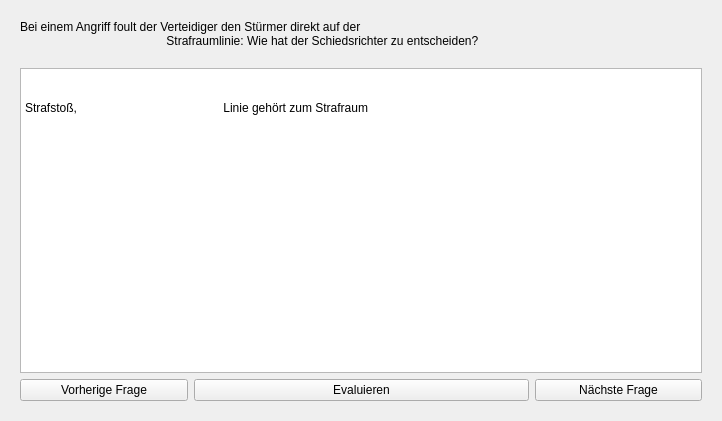
Above: res/self_test_widget.ui from jfeil/RegeltestCreator before the change. Below: the same form after it.
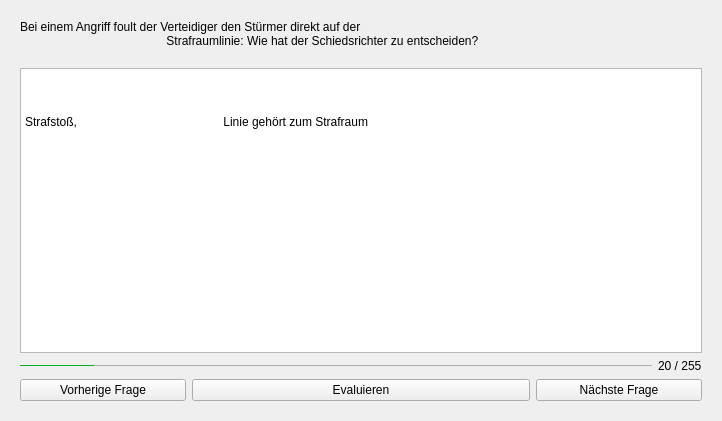
That is the form after the change. The open tabs and pages were chosen to show the change.

Commit message: Implemement progressbar, statistics tooltip and dockwidget lock

Patch:
```diff
--- a/res/self_test_widget.ui
+++ b/res/self_test_widget.ui
@@ -21,13 +21,127 @@
                     </property>
                     <widget class="QWidget" name="test_page">
                         <layout class="QGridLayout" name="gridLayout">
-                            <item row="2" column="3">
+                            <item row="4" column="3">
                                 <widget class="QPushButton" name="next_button">
                                     <property name="text">
                                         <string>Nächste Frage</string>
                                     </property>
                                 </widget>
                             </item>
+                            <item row="4" column="1" colspan="2">
+                                <widget class="QPushButton" name="switch_eval_button">
+                                    <property name="text">
+                                        <string>Evaluieren</string>
+                                    </property>
+                                </widget>
+                            </item>
+                            <item row="1" column="0" colspan="4">
+                                <widget class="QTextEdit" name="user_answer_test">
+                                    <property name="html">
+                                        <string>&lt;!DOCTYPE HTML PUBLIC &quot;-//W3C//DTD HTML 4.0//EN&quot; &quot;http://www.w3.org/TR/REC-html40/strict.dtd&quot;&gt;
+                                            &lt;html&gt;&lt;head&gt;&lt;meta name=&quot;qrichtext&quot; content=&quot;1&quot;
+                                            /&gt;&lt;meta charset=&quot;utf-8&quot; /&gt;&lt;style type=&quot;text/css&quot;&gt;
+                                            p, li { white-space: pre-wrap; }
+                                            &lt;/style&gt;&lt;/head&gt;&lt;body style=&quot; font-family:'Segoe UI';
+                                            font-size:9pt; font-weight:400; font-style:normal;&quot;&gt;
+                                            &lt;p style=&quot; margin-top:0px; margin-bottom:0px; margin-left:0px;
+                                            margin-right:0px; -qt-block-indent:0; text-indent:0px;&quot;&gt; &lt;/p&gt;
+                                            &lt;p style=&quot; margin-top:0px; margin-bottom:0px; margin-left:0px;
+                                            margin-right:0px; -qt-block-indent:0; text-indent:0px;&quot;&gt;Strafstoß,
+                                            Linie gehört zum Strafraum &lt;/p&gt;&lt;/body&gt;&lt;/html&gt;
+                                        </string>
+                                    </property>
+                                </widget>
+                            </item>
+                            <item row="4" column="0">
+                                <widget class="QPushButton" name="previous_button">
+                                    <property name="text">
+                                        <string>Vorherige Frage</string>
+                                    </property>
+                                </widget>
+                            </item>
+                            <item row="3" column="0" colspan="4">
+                                <widget class="QWidget" name="progressbar_widget" native="true">
+                                    <property name="sizePolicy">
+                                        <sizepolicy hsizetype="Preferred" vsizetype="Fixed">
+                                            <horstretch>0</horstretch>
+                                            <verstretch>0</verstretch>
+                                        </sizepolicy>
+                                    </property>
+                                    <layout class="QHBoxLayout" name="horizontalLayout">
+                                        <property name="leftMargin">
+                                            <number>0</number>
+                                        </property>
+                                        <property name="topMargin">
+                                            <number>0</number>
+                                        </property>
+                                        <property name="rightMargin">
+                                            <number>0</number>
+                                        </property>
+                                        <property name="bottomMargin">
+                                            <number>0</number>
+                                        </property>
+                                        <item>
+                                            <widget class="QProgressBar" name="progressbar_bar">
+                                                <property name="sizePolicy">
+                                                    <sizepolicy hsizetype="Expanding" vsizetype="Preferred">
+                                                        <horstretch>0</horstretch>
+                                                        <verstretch>0</verstretch>
+                                                    </sizepolicy>
+                                                </property>
+                                                <property name="maximumSize">
+                                                    <size>
+                                                        <width>16777215</width>
+                                                        <height>2</height>
+                                                    </size>
+                                                </property>
+                                                <property name="styleSheet">
+                                                    <string notr="true">QProgressBar::chunk {
+                                                        background-color: #06b025;
+                                                        }
+
+                                                        QProgressBar {
+                                                        text-align: right;
+                                                        max-height: 1px;
+                                                        }
+                                                    </string>
+                                                </property>
+                                                <property name="maximum">
+                                                    <number>255</number>
+                                                </property>
+                                                <property name="value">
+                                                    <number>30</number>
+                                                </property>
+                                                <property name="textVisible">
+                                                    <bool>false</bool>
+                                                </property>
+                                                <property name="orientation">
+                                                    <enum>Qt::Horizontal</enum>
+                                                </property>
+                                                <property name="invertedAppearance">
+                                                    <bool>false</bool>
+                                                </property>
+                                                <property name="format">
+                                                    <string>%v/%m</string>
+                                                </property>
+                                            </widget>
+                                        </item>
+                                        <item>
+                                            <widget class="QLabel" name="progressbar_label">
+                                                <property name="sizePolicy">
+                                                    <sizepolicy hsizetype="Preferred" vsizetype="Minimum">
+                                                        <horstretch>0</horstretch>
+                                                        <verstretch>0</verstretch>
+                                                    </sizepolicy>
+                                                </property>
+                                                <property name="text">
+                                                    <string>20 / 255</string>
+                                                </property>
+                                            </widget>
+                                        </item>
+                                    </layout>
+                                </widget>
+                            </item>
                             <item row="0" column="0" colspan="4">
                                 <widget class="QLabel" name="question_label_test">
                                     <property name="text">
@@ -43,36 +157,6 @@
                                     </property>
                                 </widget>
                             </item>
-                            <item row="2" column="1" colspan="2">
-                                <widget class="QPushButton" name="switch_eval_button">
-                                    <property name="text">
-                                        <string>Evaluieren</string>
-                                    </property>
-                                </widget>
-                            </item>
-                            <item row="2" column="0">
-                                <widget class="QPushButton" name="previous_button">
-                                    <property name="text">
-                                        <string>Vorherige Frage</string>
-                                    </property>
-                                </widget>
-                            </item>
-                            <item row="1" column="0" colspan="4">
-                                <widget class="QTextEdit" name="user_answer_test">
-                                    <property name="html">
-                                        <string>&lt;!DOCTYPE HTML PUBLIC &quot;-//W3C//DTD HTML 4.0//EN&quot; &quot;http://www.w3.org/TR/REC-html40/strict.dtd&quot;&gt;
-                                            &lt;html&gt;&lt;head&gt;&lt;meta name=&quot;qrichtext&quot; content=&quot;1&quot;
-                                            /&gt;&lt;meta charset=&quot;utf-8&quot; /&gt;&lt;style type=&quot;text/css&quot;&gt;
-                                            p, li { white-space: pre-wrap; }
-                                            &lt;/style&gt;&lt;/head&gt;&lt;body style=&quot; font-family:'Segoe UI';
-                                            font-size:9pt; font-weight:400; font-style:normal;&quot;&gt;
-                                            &lt;p style=&quot; margin-top:0px; margin-bottom:0px; margin-left:0px;
-                                            margin-right:0px; -qt-block-indent:0; text-indent:0px;&quot;&gt;Strafstoß,
-                                            Linie gehört zum Strafraum &lt;/p&gt;&lt;/body&gt;&lt;/html&gt;
-                                        </string>
-                                    </property>
-                                </widget>
-                            </item>
                         </layout>
                     </widget>
                     <widget class="QWidget" name="eval_widget">
```
Left out of the diff: 8 changed lines with no effect on the pictures. The commit also changes 3 other files.
